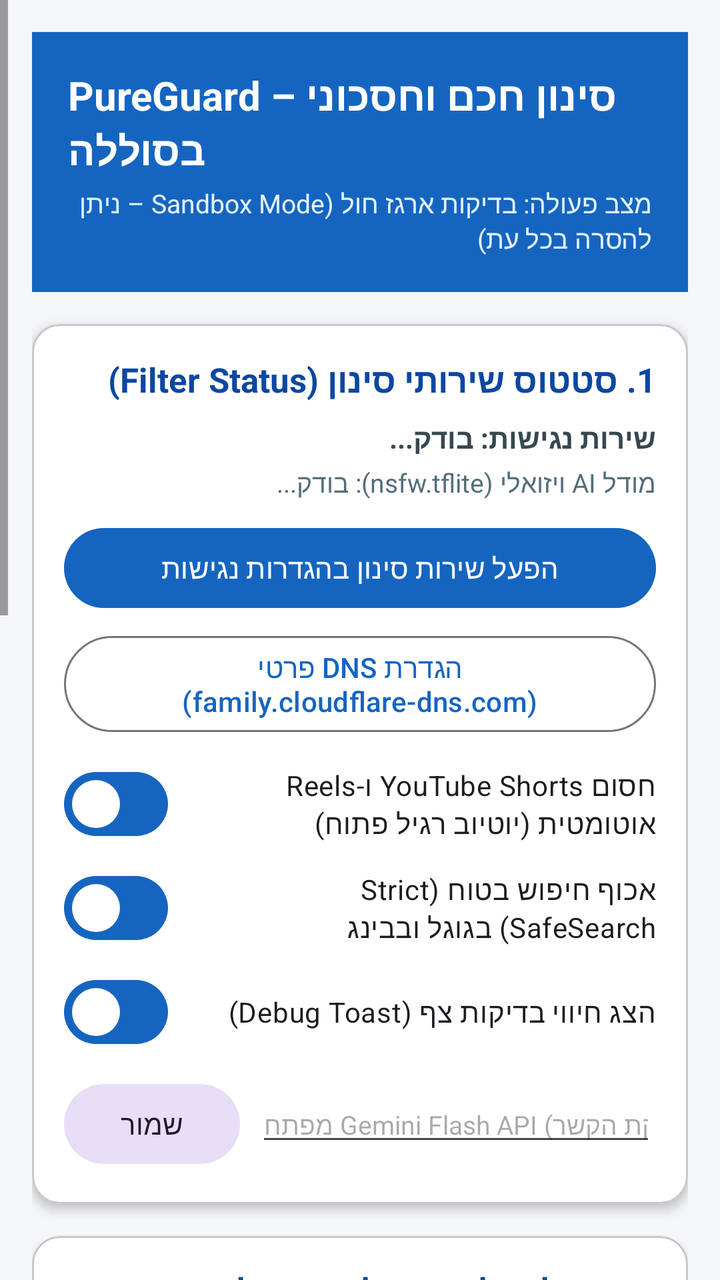
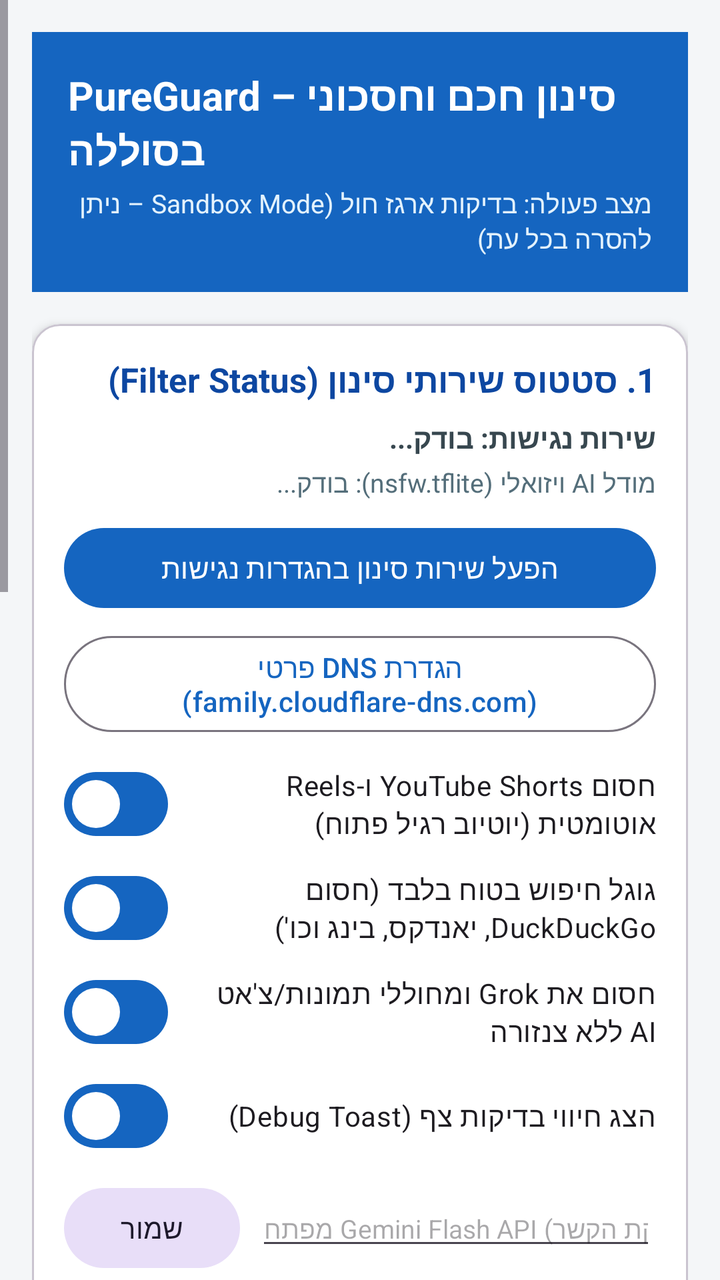

Before-and-after screenshots of an Android layout around one commit, followed by the original layout XML and the change that was made.
<!-- AndroidManifest.xml: application theme Theme.PureGuard -->
<!-- res/layout/activity_main.xml -->
<?xml version="1.0" encoding="utf-8"?>
<ScrollView xmlns:android="http://schemas.android.com/apk/res/android"
    xmlns:app="http://schemas.android.com/apk/res-auto"
    android:layout_width="match_parent"
    android:layout_height="match_parent"
    android:background="#F4F6F8"
    android:fillViewport="true"
    android:layoutDirection="rtl">

    <LinearLayout
        android:layout_width="match_parent"
        android:layout_height="wrap_content"
        android:orientation="vertical"
        android:padding="16dp">

        
        <LinearLayout
            android:layout_width="match_parent"
            android:layout_height="wrap_content"
            android:layout_marginBottom="16dp"
            android:background="#1565C0"
            android:orientation="vertical"
            android:padding="18dp">

            <TextView
                android:layout_width="wrap_content"
                android:layout_height="wrap_content"
                android:text="PureGuard – סינון חכם וחסכוני בסוללה"
                android:textColor="#FFFFFF"
                android:textSize="20sp"
                android:textStyle="bold" />

            <TextView
                android:id="@+id/tvModeBanner"
                android:layout_width="wrap_content"
                android:layout_height="wrap_content"
                android:layout_marginTop="4dp"
                android:text="מצב פעולה: בדיקות ארגז חול (Sandbox Mode – ניתן להסרה בכל עת)"
                android:textColor="#E3F2FD"
                android:textSize="13sp" />
        </LinearLayout>

        
        <com.google.android.material.card.MaterialCardView
            android:layout_width="match_parent"
            android:layout_height="wrap_content"
            android:layout_marginBottom="16dp"
            app:cardBackgroundColor="#FFFFFF"
            app:cardCornerRadius="14dp"
            app:cardElevation="3dp">

            <LinearLayout
                android:layout_width="match_parent"
                android:layout_height="wrap_content"
                android:orientation="vertical"
                android:padding="16dp">

                <TextView
                    android:layout_width="wrap_content"
                    android:layout_height="wrap_content"
                    android:text="1. סטטוס שירותי סינון (Filter Status)"
                    android:textColor="#0D47A1"
                    android:textSize="17sp"
                    android:textStyle="bold" />

                <TextView
                    android:id="@+id/tvAccessibilityStatus"
                    android:layout_width="match_parent"
                    android:layout_height="wrap_content"
                    android:layout_marginTop="8dp"
                    android:text="שירות נגישות: בודק..."
                    android:textColor="#37474F"
                    android:textSize="14sp"
                    android:textStyle="bold" />

                <TextView
                    android:id="@+id/tvModelStatus"
                    android:layout_width="match_parent"
                    android:layout_height="wrap_content"
                    android:layout_marginTop="4dp"
                    android:text="מודל AI ויזואלי (nsfw.tflite): בודק..."
                    android:textColor="#546E7A"
                    android:textSize="13sp" />

                <com.google.android.material.button.MaterialButton
                    android:id="@+id/btnOpenAccessibility"
                    android:layout_width="match_parent"
                    android:layout_height="wrap_content"
                    android:layout_marginTop="10dp"
                    android:text="הפעל שירות סינון בהגדרות נגישות" />

                <com.google.android.material.button.MaterialButton
                    android:id="@+id/btnEnableAndroid10Vision"
                    style="@style/Widget.Material3.Button.TonalButton"
                    android:layout_width="match_parent"
                    android:layout_height="wrap_content"
                    android:layout_marginTop="6dp"
                    android:text="הפעל סריקת תמונות AI + OCR (לאנדרואיד 10)"
                    android:visibility="gone" />

                <com.google.android.material.button.MaterialButton
                    android:id="@+id/btnPrivateDnsGuide"
                    style="@style/Widget.Material3.Button.OutlinedButton"
                    android:layout_width="match_parent"
                    android:layout_height="wrap_content"
                    android:layout_marginTop="6dp"
                    android:text="הגדרת DNS פרטי (family.cloudflare-dns.com)" />

                <com.google.android.material.materialswitch.MaterialSwitch
                    android:id="@+id/switchBlockShorts"
                    android:layout_width="match_parent"
                    android:layout_height="wrap_content"
                    android:layout_marginTop="8dp"
                    android:checked="true"
                    android:text="חסום YouTube Shorts ו-Reels אוטומטית (יוטיוב רגיל פתוח)"
                    android:textSize="14sp" />

                <com.google.android.material.materialswitch.MaterialSwitch
                    android:id="@+id/switchEnforceSafeSearch"
                    android:layout_width="match_parent"
                    android:layout_height="wrap_content"
                    android:layout_marginTop="4dp"
                    android:checked="true"
                    android:text="אכוף חיפוש בטוח (Strict SafeSearch) בגוגל ובבינג"
                    android:textSize="14sp" />

                <com.google.android.material.materialswitch.MaterialSwitch
                    android:id="@+id/switchDebugToast"
                    android:layout_width="match_parent"
                    android:layout_height="wrap_content"
                    android:layout_marginTop="4dp"
                    android:checked="true"
                    android:text="הצג חיווי בדיקות צף (Debug Toast)"
                    android:textSize="14sp" />

                <LinearLayout
                    android:layout_width="match_parent"
                    android:layout_height="wrap_content"
                    android:layout_marginTop="8dp"
                    android:orientation="horizontal">

                    <EditText
                        android:id="@+id/etGeminiApiKey"
                        android:layout_width="0dp"
                        android:layout_height="wrap_content"
                        android:layout_weight="1"
                        android:hint="מפתח Gemini Flash API (לבדיקת הקשר)"
                        android:inputType="textPassword"
                        android:textSize="13sp" />

                    <com.google.android.material.button.MaterialButton
                        android:id="@+id/btnSaveApiKey"
                        style="@style/Widget.Material3.Button.TonalButton"
                        android:layout_width="wrap_content"
                        android:layout_height="wrap_content"
                        android:layout_marginStart="8dp"
                        android:text="שמור" />
                </LinearLayout>

            </LinearLayout>
        </com.google.android.material.card.MaterialCardView>

        
        <com.google.android.material.card.MaterialCardView
            android:layout_width="match_parent"
            android:layout_height="wrap_content"
            android:layout_marginBottom="16dp"
            app:cardBackgroundColor="#FFFFFF"
            app:cardCornerRadius="14dp"
            app:cardElevation="3dp">

            <LinearLayout
                android:layout_width="match_parent"
                android:layout_height="wrap_content"
                android:orientation="vertical"
                android:padding="16dp">

                <TextView
                    android:layout_width="wrap_content"
                    android:layout_height="wrap_content"
                    android:text="2. ניהול מילים ואפליקציות לבדיקה"
                    android:textColor="#0D47A1"
                    android:textSize="17sp"
                    android:textStyle="bold" />

                
                <LinearLayout
                    android:layout_width="match_parent"
                    android:layout_height="wrap_content"
                    android:layout_marginTop="10dp"
                    android:orientation="horizontal">

                    <EditText
                        android:id="@+id/etNewKeyword"
                        android:layout_width="0dp"
                        android:layout_height="wrap_content"
                        android:layout_weight="1"
                        android:hint="הוסף מילה אסורה או דומיין..."
                        android:inputType="text"
                        android:textSize="14sp" />

                    <com.google.android.material.button.MaterialButton
                        android:id="@+id/btnAddKeyword"
                        android:layout_width="wrap_content"
                        android:layout_height="wrap_content"
                        android:layout_marginStart="8dp"
                        android:text="הוסף" />
                </LinearLayout>

                <TextView
                    android:layout_width="wrap_content"
                    android:layout_height="wrap_content"
                    android:layout_marginTop="6dp"
                    android:text="מילים ודומיינים פעילים (לחץ על פריט למחיקה):"
                    android:textColor="#546E7A"
                    android:textSize="12sp" />

                <LinearLayout
                    android:id="@+id/containerKeywords"
                    android:layout_width="match_parent"
                    android:layout_height="wrap_content"
                    android:layout_marginTop="4dp"
                    android:orientation="vertical" />

                
                <LinearLayout
                    android:layout_width="match_parent"
                    android:layout_height="wrap_content"
                    android:layout_marginTop="12dp"
                    android:orientation="horizontal">

                    <EditText
                        android:id="@+id/etNewBlockedPackage"
                        android:layout_width="0dp"
                        android:layout_height="wrap_content"
                        android:layout_weight="1"
                        android:hint="שם חבילה לחסימה (למשל com.instagram.android)"
                        android:inputType="text"
                        android:textSize="13sp" />

                    <com.google.android.material.button.MaterialButton
                        android:id="@+id/btnAddBlockedApp"
                        style="@style/Widget.Material3.Button.TonalButton"
                        android:layout_width="wrap_content"
                        android:layout_height="wrap_content"
                        android:layout_marginStart="8dp"
                        android:text="חסום אפליקציה" />
                </LinearLayout>

                <LinearLayout
                    android:id="@+id/containerBlockedApps"
                    android:layout_width="match_parent"
                    android:layout_height="wrap_content"
                    android:layout_marginTop="4dp"
                    android:orientation="vertical" />

                
                <View
                    android:layout_width="match_parent"
                    android:layout_height="1dp"
                    android:layout_marginVertical="12dp"
                    android:background="#E0E0E0" />

                <TextView
                    android:id="@+id/tvPornThresholdLabel"
                    android:layout_width="match_parent"
                    android:layout_height="wrap_content"
                    android:text="רגישות סף Porn: 55%"
                    android:textColor="#263238"
                    android:textSize="14sp"
                    android:textStyle="bold" />

                <com.google.android.material.slider.Slider
                    android:id="@+id/sliderPornThreshold"
                    android:layout_width="match_parent"
                    android:layout_height="wrap_content"
                    android:stepSize="5.0"
                    android:value="55.0"
                    android:valueFrom="30.0"
                    android:valueTo="90.0" />

                <TextView
                    android:id="@+id/tvSexyThresholdLabel"
                    android:layout_width="match_parent"
                    android:layout_height="wrap_content"
                    android:layout_marginTop="4dp"
                    android:text="רגישות סף Sexy: 65%"
                    android:textColor="#263238"
                    android:textSize="14sp"
                    android:textStyle="bold" />

                <com.google.android.material.slider.Slider
                    android:id="@+id/sliderSexyThreshold"
                    android:layout_width="match_parent"
                    android:layout_height="wrap_content"
                    android:stepSize="5.0"
                    android:value="65.0"
                    android:valueFrom="30.0"
                    android:valueTo="90.0" />

            </LinearLayout>
        </com.google.android.material.card.MaterialCardView>

        
        <com.google.android.material.card.MaterialCardView
            android:layout_width="match_parent"
            android:layout_height="wrap_content"
            android:layout_marginBottom="16dp"
            app:cardBackgroundColor="#FFFFFF"
            app:cardCornerRadius="14dp"
            app:cardElevation="3dp">

            <LinearLayout
                android:layout_width="match_parent"
                android:layout_height="wrap_content"
                android:orientation="vertical"
                android:padding="16dp">

                <LinearLayout
                    android:layout_width="match_parent"
                    android:layout_height="wrap_content"
                    android:gravity="center_vertical"
                    android:orientation="horizontal">

                    <TextView
                        android:layout_width="0dp"
                        android:layout_height="wrap_content"
                        android:layout_weight="1"
                        android:text="3. יומן חסימות אחרונות (20 אחרונות)"
                        android:textColor="#0D47A1"
                        android:textSize="17sp"
                        android:textStyle="bold" />

                    <com.google.android.material.button.MaterialButton
                        android:id="@+id/btnClearLogs"
                        style="@style/Widget.Material3.Button.TextButton"
                        android:layout_width="wrap_content"
                        android:layout_height="wrap_content"
                        android:text="נקה יומן" />
                </LinearLayout>

                <LinearLayout
                    android:id="@+id/containerBlockLogs"
                    android:layout_width="match_parent"
                    android:layout_height="wrap_content"
                    android:layout_marginTop="8dp"
                    android:orientation="vertical" />

            </LinearLayout>
        </com.google.android.material.card.MaterialCardView>

        
        <com.google.android.material.card.MaterialCardView
            android:layout_width="match_parent"
            android:layout_height="wrap_content"
            android:layout_marginBottom="24dp"
            app:cardBackgroundColor="#FFF8E1"
            app:cardCornerRadius="14dp"
            app:cardElevation="3dp">

            <LinearLayout
                android:layout_width="match_parent"
                android:layout_height="wrap_content"
                android:orientation="vertical"
                android:padding="16dp">

                <TextView
                    android:layout_width="wrap_content"
                    android:layout_height="wrap_content"
                    android:text="4. מצב נעילה מלא (Production Lockdown)"
                    android:textColor="#E65100"
                    android:textSize="17sp"
                    android:textStyle="bold" />

                <TextView
                    android:id="@+id/tvLockdownStatus"
                    android:layout_width="match_parent"
                    android:layout_height="wrap_content"
                    android:layout_marginTop="6dp"
                    android:text="כבוי כברירת מחדל (מצב בדיקות בטוח – ניתן להסיר את האפליקציה בחופשיות)"
                    android:textColor="#4E342E"
                    android:textSize="13sp" />

                <com.google.android.material.button.MaterialButton
                    android:id="@+id/btnToggleLockdown"
                    style="@style/Widget.Material3.Button.OutlinedButton"
                    android:layout_width="match_parent"
                    android:layout_height="wrap_content"
                    android:layout_marginTop="12dp"
                    android:text="הפעל מצב נעילה מלא (לאחר סיום הבדיקות)"
                    android:textColor="#D84315" />

            </LinearLayout>
        </com.google.android.material.card.MaterialCardView>

    </LinearLayout>
</ScrollView>
<!-- resources referenced by this layout -->
<resources>
  <style name="Theme.PureGuard" parent="Theme.Material3.DayNight.NoActionBar">
          <item name="colorPrimary">#1565C0</item>
          <item name="colorSecondary">#00897B</item>
          <item name="android:statusBarColor">#0D47A1</item>
      </style>
</resources>

<!-- the commit's change to res/layout/activity_main.xml (unified diff, before → after) -->
@@ -121,7 +121,16 @@
                     android:layout_height="wrap_content"
                     android:layout_marginTop="4dp"
                     android:checked="true"
-                    android:text="אכוף חיפוש בטוח (Strict SafeSearch) בגוגל ובבינג"
+                    android:text="גוגל חיפוש בטוח בלבד (חסום DuckDuckGo, יאנדקס, בינג וכו')"
+                    android:textSize="14sp" />
+
+                <com.google.android.material.materialswitch.MaterialSwitch
+                    android:id="@+id/switchBlockGrokAi"
+                    android:layout_width="match_parent"
+                    android:layout_height="wrap_content"
+                    android:layout_marginTop="4dp"
+                    android:checked="true"
+                    android:text="חסום את Grok ומחוללי תמונות/צ'אט AI ללא צנזורה"
                     android:textSize="14sp" />
 
                 <com.google.android.material.materialswitch.MaterialSwitch
